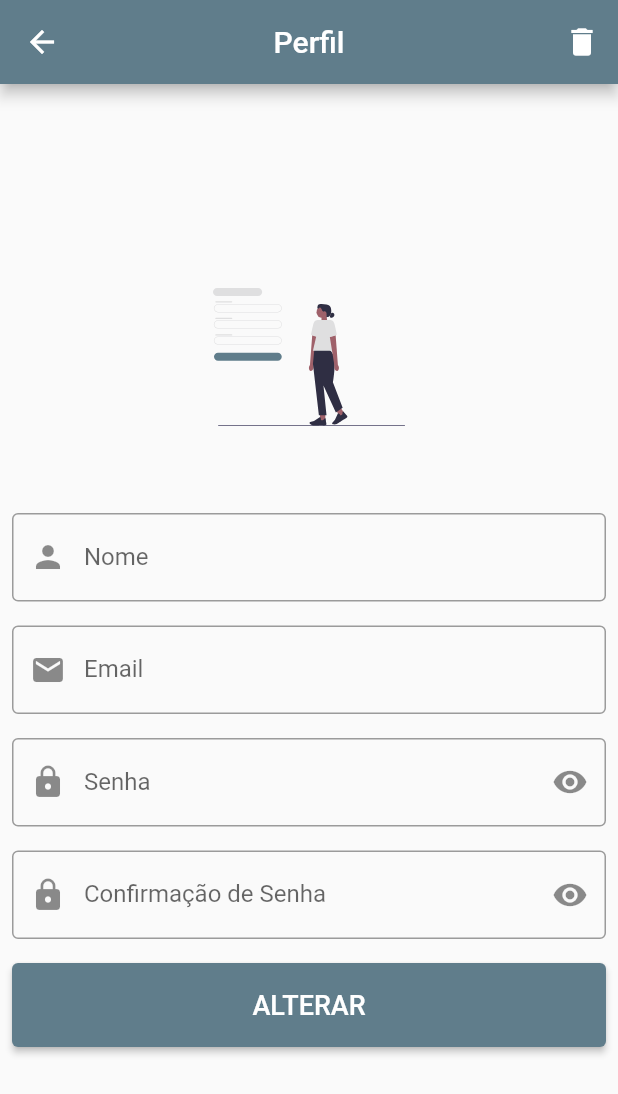
After one commit to deolivtiago/ugescon_app, a Flutter app: the ProfilePage screen opened by its route, on a phone screen of 412 x 824 dp. The commit adds this screen. Shown: the top 1094 px of the screen. Run offline on Flutter 3.47's test engine with Material 2 defaults, Android fonts, the phone set to English and light mode, and no system bars; our stand-ins replace equatable, flutter_bloc, flutter_svg, shared_preferences; accounts and stored records are empty.

Commit message:
feat: add profile page (#26)
* feat: add profile state

* feat: add profile event

* feat: add profile bloc

* feat: add profile page

* feat: update dependecy injection

* feat: update routes

```diff
--- a/lib/config/app_routes.dart
+++ b/lib/config/app_routes.dart
@@ -1,5 +1,7 @@
 import 'package:flutter/material.dart';
 
+import '../ui/home/home.dart';
+import '../ui/profile/profile.dart';
 import '../ui/signin/signin.dart';
 import '../ui/signup/signup.dart';
 
@@ -15,6 +17,10 @@ abstract class AppRoutes {
         return SignInPage.route(settings);
       case AppRoutes.signUp:
         return SignUpPage.route(settings);
+      case AppRoutes.home:
+        return HomePage.route(settings);
+      case AppRoutes.profile:
+        return ProfilePage.route(settings);
       default:
         return _errorRoute();
     }
--- /dev/null
+++ b/lib/ui/profile/profile.dart
@@ -0,0 +1,4 @@
+export 'profile_bloc.dart';
+export 'profile_event.dart';
+export 'profile_page.dart';
+export 'profile_state.dart';
--- /dev/null
+++ b/lib/ui/profile/profile_bloc.dart
@@ -0,0 +1,50 @@
+import 'package:flutter_bloc/flutter_bloc.dart';
+
+import '../../data/repositories/repositories.dart';
+import 'profile_event.dart';
+import 'profile_state.dart';
+
+class ProfileBloc extends Bloc<ProfileEvent, ProfileState> {
+  final UserRepository userRepository;
+  final CacheRepository cacheRepository;
+
+  ProfileBloc({
+    required this.userRepository,
+    required this.cacheRepository,
+  }) : super(Initial()) {
+    on<Submit>(_onSubmit);
+    on<Delete>(_onDelete);
+  }
+
+  void _onSubmit(Submit event, Emitter<ProfileState> emit) async {
+    emit(Loading());
+
+    try {
+      final userModel = await userRepository.update(
+        event.user.id,
+        {
+          'name': event.name,
+          'email': event.email,
+          'password': event.password,
+        },
+      );
+
+      emit(Loaded(user: userModel));
+    } on HttpError catch (e) {
+      emit(Failed(error: e.error));
+    }
+  }
+
+  void _onDelete(Delete event, Emitter<ProfileState> emit) async {
+    emit(Loading());
+
+    try {
+      await userRepository.delete(event.user.id);
+      await cacheRepository.removeAccessToken();
+
+      emit(Deleted());
+    } on HttpError catch (e) {
+      emit(Failed(error: e.error));
+    }
+  }
+}
--- /dev/null
+++ b/lib/ui/profile/profile_event.dart
@@ -0,0 +1,30 @@
+import 'package:equatable/equatable.dart';
+
+import '../../data/models/models.dart';
+
+abstract class ProfileEvent extends Equatable {
+  const ProfileEvent();
+
+  @override
+  List<Object> get props => [];
+}
+
+class Submit extends ProfileEvent {
+  final UserModel user;
+  final String name;
+  final String email;
+  final String password;
+
+  const Submit({
+    required this.user,
+    required this.name,
+    required this.email,
+    required this.password,
+  });
+}
+
+class Delete extends ProfileEvent {
+  final UserModel user;
+
+  const Delete({required this.user});
+}
--- /dev/null
+++ b/lib/ui/profile/profile_page.dart
@@ -0,0 +1,347 @@
+import 'package:flutter/material.dart';
+import 'package:flutter_bloc/flutter_bloc.dart';
+import 'package:flutter_svg/svg.dart';
+
+import '../../config/config.dart';
+import '../../data/models/models.dart';
+import 'profile_bloc.dart';
+import 'profile_event.dart';
+import 'profile_state.dart';
+
+class ProfilePage extends StatefulWidget {
+  final UserModel user;
+
+  const ProfilePage({
+    required this.user,
+    super.key,
+  });
+
+  static Route<void> route(RouteSettings settings) {
+    final user = settings.arguments == null
+        ? UserModel.empty()
+        : settings.arguments as UserModel;
+
+    return MaterialPageRoute(
+      settings: settings,
+      builder: (_) => ProfilePage(user: user),
+    );
+  }
+
+  @override
+  State<ProfilePage> createState() => _ProfilePageState();
+}
+
+class _ProfilePageState extends State<ProfilePage> {
+  late GlobalKey<FormState> _formKey;
+  late TextEditingController _ecName;
+  late TextEditingController _ecEmail;
+  late TextEditingController _ecPassword;
+  late TextEditingController _ecPasswordConfirmation;
+  late bool _hidePassword;
+
+  @override
+  void initState() {
+    super.initState();
+
+    _formKey = GlobalKey<FormState>();
+    _ecName = TextEditingController(text: widget.user.name);
+    _ecEmail = TextEditingController(text: widget.user.email);
+    _ecPassword = TextEditingController();
+    _ecPasswordConfirmation = TextEditingController();
+    _hidePassword = true;
+  }
+
+  @override
+  void dispose() {
+    _ecName.dispose();
+    _ecEmail.dispose();
+    _ecPassword.dispose();
+    _ecPasswordConfirmation.dispose();
+
+    super.dispose();
+  }
+
+  @override
+  Widget build(BuildContext context) {
+    return SafeArea(
+      child: Scaffold(
+        appBar: AppBar(
+          title: const Text('Perfil'),
+          centerTitle: true,
+          actions: [
+            IconButton(
+              onPressed: () async {
+                showDialog<bool>(
+                  context: context,
+                  builder: (BuildContext context) => AlertDialog(
+                    title: const Text('Alerta de Exclusão'),
+                    content: Text(
+                        'Todas as informações do usuário `${widget.user.name}` serão excluídas permanentemente. Deseja continuar?'),
+                    actions: <Widget>[
+                      TextButton(
+                        onPressed: () => Navigator.of(context).pop(false),
+                        child: const Text('Não'),
+                      ),
+                      TextButton(
+                        onPressed: () => Navigator.of(context).pop(true),
+                        child: const Text('Sim'),
+                      ),
+                    ],
+                  ),
+                ).then((isConfirmed) {
+                  if (isConfirmed ?? false) {
+                    context.read<ProfileBloc>().add(Delete(user: widget.user));
+                  }
+                });
+              },
+              icon: const Icon(Icons.delete),
+            )
+          ],
+        ),
+        body: Center(
+          child: SingleChildScrollView(
+            child: Column(
+              mainAxisSize: MainAxisSize.min,
+              children: <Widget>[
+                Padding(
+                  padding: const EdgeInsets.symmetric(vertical: 16.0),
+                  child: SizedBox(
+                    height: 128,
+                    width: 128,
+                    child: SvgPicture.asset(AppAssets.signUpImage),
+                  ),
+                ),
+                Padding(
+                  padding: const EdgeInsets.symmetric(vertical: 16.0),
+                  child: Form(
+                    key: _formKey,
+                    child: BlocListener<ProfileBloc, ProfileState>(
+                      listener: (context, state) {
+                        if (state is Failed) {
+                          ScaffoldMessenger.of(context).showSnackBar(
+                            const SnackBar(
+                              content: Text('Erro ao alterar usuário'),
+                            ),
+                          );
+                        }
+
+                        if (state is Loaded) {
+                          Navigator.of(context).pushNamedAndRemoveUntil(
+                            AppRoutes.home,
+                            arguments: state.user,
+                            (route) => false,
+                          );
+                          ScaffoldMessenger.of(context).showSnackBar(
+                            const SnackBar(
+                              content: ListTile(
+                                leading: Icon(
+                                  Icons.check_box_rounded,
+                                  color: Colors.green,
+                                ),
+                                title: Text(
+                                  'Usuário alterado com sucesso',
+                                  style: TextStyle(color: Colors.white),
+                                ),
+                              ),
+                            ),
+                          );
+                        }
+
+                        if (state is Deleted) {
+                          Navigator.of(context).pushNamedAndRemoveUntil(
+                            AppRoutes.signIn,
+                            (_) => false,
+                          );
+                          ScaffoldMessenger.of(context).showSnackBar(
+                            const SnackBar(
+                              content: ListTile(
+                                leading: Icon(
+                                  Icons.check_box_rounded,
+                                  color: Colors.green,
+                                ),
+                                title: Text(
+                                  'Usuário excluído com sucesso',
+                                  style: TextStyle(color: Colors.white),
+                                ),
+                              ),
+                            ),
+                          );
+                        }
+                      },
+                      child: BlocBuilder<ProfileBloc, ProfileState>(
+                        builder: (context, state) {
+                          return Column(
+                            children: [
+                              Padding(
+                                padding: const EdgeInsets.all(8.0),
+                                child: TextFormField(
+                                  readOnly: state is Loading ? true : false,
+                                  controller: _ecName,
+                                  keyboardType: TextInputType.emailAddress,
+                                  autovalidateMode:
+                                      AutovalidateMode.onUserInteraction,
+                                  decoration: const InputDecoration(
+                                    prefixIcon: Icon(Icons.person),
+                                    labelText: 'Nome',
+                                    border: OutlineInputBorder(),
+                                  ),
+                                  validator: (text) {
+                                    if (text == null || text.trim().isEmpty) {
+                                      return 'Campo obrigatório';
+                                    }
+
+                                    if (text.trim().length < 2) {
+                                      return 'O nome deve conter ao menos 2 caracteres';
+                                    }
+
+                                    return null;
+                                  },
+                                ),
+                              ),
+                              Padding(
+                                padding: const EdgeInsets.all(8.0),
+                                child: TextFormField(
+                                  readOnly: state is Loading ? true : false,
+                                  controller: _ecEmail,
+                                  keyboardType: TextInputType.emailAddress,
+                                  autovalidateMode:
+                                      AutovalidateMode.onUserInteraction,
+                                  decoration: const InputDecoration(
+                                    prefixIcon: Icon(Icons.email),
+                                    labelText: 'Email',
+                                    border: OutlineInputBorder(),
+                                  ),
+                                  validator: (text) {
+                                    if (text == null || text.trim().isEmpty) {
+                                      return 'Campo obrigatório';
+                                    }
+
+                                    if (!RegExp(r'.+@.+')
+                                        .hasMatch(text.trim())) {
+                                      return 'Email inválido';
+                                    }
+
+                                    return null;
+                                  },
+                                ),
+                              ),
+                              Padding(
+                                padding: const EdgeInsets.all(8.0),
+                                child: TextFormField(
+                                  readOnly: state is Loading ? true : false,
+                                  controller: _ecPassword,
+                                  obscureText: _hidePassword,
+                                  autovalidateMode:
+                                      AutovalidateMode.onUserInteraction,
+                                  keyboardType: TextInputType.emailAddress,
+                                  decoration: InputDecoration(
+                                    prefixIcon: const Icon(Icons.lock),
+                                    suffixIcon: IconButton(
+                                      onPressed: () => setState(() {
+                                        _hidePassword = !_hidePassword;
+                                      }),
+                                      icon: _hidePassword
+                                          ? const Icon(Icons.visibility)
+                                          : const Icon(Icons.visibility_off),
+                                    ),
+                                    labelText: 'Senha',
+                                    border: const OutlineInputBorder(),
+                                  ),
+                                  validator: (text) {
+                                    if (text == null || text.trim().isEmpty) {
+                                      return 'Campo obrigatório';
+                                    }
+
+                                    if (text.trim().length < 6) {
+                                      return 'A senha deve conter ao menos 6 caracteres';
+                                    }
+
+                                    return null;
+                                  },
+                                ),
+                              ),
+                              Padding(
+                                padding: const EdgeInsets.all(8.0),
+                                child: TextFormField(
+                                  readOnly: state is Loading ? true : false,
+                                  controller: _ecPasswordConfirmation,
+                                  obscureText: _hidePassword,
+                                  keyboardType: TextInputType.emailAddress,
+                                  autovalidateMode:
+                                      AutovalidateMode.onUserInteraction,
+                                  decoration: InputDecoration(
+                                    prefixIcon: const Icon(Icons.lock),
+                                    suffixIcon: IconButton(
+                                      onPressed: () => setState(() {
+                                        _hidePassword = !_hidePassword;
+                                      }),
+                                      icon: _hidePassword
+                                          ? const Icon(Icons.visibility)
+                                          : const Icon(Icons.visibility_off),
+                                    ),
+                                    labelText: 'Confirmação de Senha',
+                                    border: const OutlineInputBorder(),
+                                  ),
+                                  validator: (text) => text != _ecPassword.text
+                                      ? 'As senhas devem ser iguais'
+                                      : null,
+                                ),
+                              ),
+                              state is Loading
+                                  ? Padding(
+                                      padding: const EdgeInsets.all(8.0),
+                                      child: SizedBox(
+                                        width:
+                                            MediaQuery.of(context).size.width,
+                                        height: 56,
+                                        child: const ElevatedButton(
+                                          onPressed: null,
+                                          child: SizedBox(
+                                            height: 28,
+                                            width: 28,
+                                            child: CircularProgressIndicator(),
+                                          ),
+                                        ),
+                                      ),
+                                    )
+                                  : Padding(
+                                      padding: const EdgeInsets.all(8.0),
+                                      child: SizedBox(
+                                        width:
+                                            MediaQuery.of(context).size.width,
+                                        height: 56,
+                                        child: ElevatedButton(
+                                          onPressed: () => context
+                                              .read<ProfileBloc>()
+                                              .add(
+                                                Submit(
+                                                  user: widget.user,
+                                                  name: _ecName.text,
+                                                  email: _ecEmail.text,
+                                                  password: _ecPassword.text,
+                                                ),
+                                              ),
+                                          child: const SizedBox(
+                                            child: Text(
+                                              'ALTERAR',
+                                              style: TextStyle(fontSize: 18),
+                                            ),
+                                          ),
+                                        ),
+                                      ),
+                                    ),
+                            ],
+                          );
+                        },
+                      ),
+                    ),
+                  ),
+                ),
+              ],
+            ),
+          ),
+        ),
+      ),
+    );
+  }
+}
--- /dev/null
+++ b/lib/ui/profile/profile_state.dart
@@ -0,0 +1,34 @@
+import 'package:equatable/equatable.dart';
+
+import '../../data/models/models.dart';
+
+abstract class ProfileState extends Equatable {
+  const ProfileState();
+
+  @override
+  List<Object> get props => [];
+}
+
+class Initial extends ProfileState {}
+
+class Loading extends ProfileState {}
+
+class Deleted extends ProfileState {}
+
+class Loaded extends ProfileState {
+  final UserModel user;
+
+  const Loaded({required this.user});
+
+  @override
+  List<Object> get props => [user];
+}
+
+class Failed extends ProfileState {
+  final String error;
+
+  const Failed({required this.error});
+
+  @override
+  List<Object> get props => [error];
+}
```
Also changed, not shown: lib/main.dart (+7 -0 lines).
